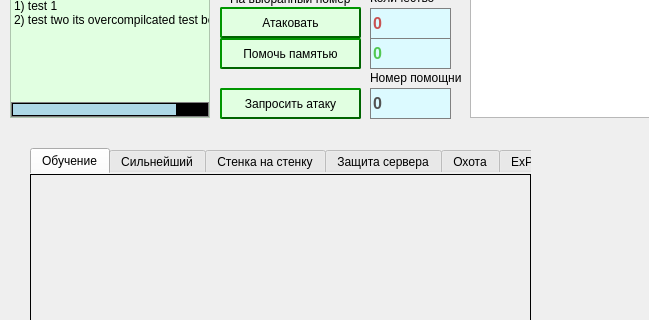
Wasd96/PLORE, file widget.ui: the form before one commit; both pictures show x 0 to 649 and y 182 to 502 of the 760 by 700 pixel window.
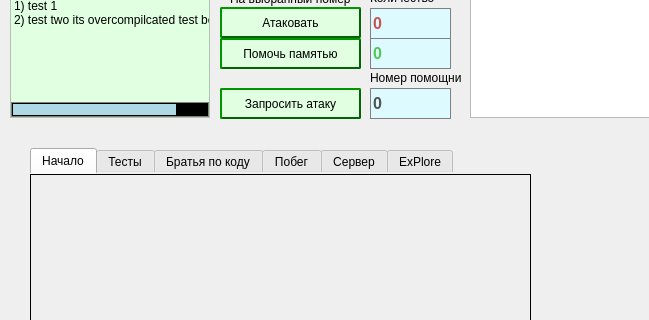
The form after the commit. The open tabs and pages were chosen to show the change.

Commit message: beta 0.8.6. Обучение.

Patch:
```diff
--- a/widget.ui
+++ b/widget.ui
@@ -172,27 +172,27 @@
    </property>
    <widget class="QWidget" name="tab1">
     <attribute name="title">
-     <string>Обучение</string>
+     <string>Начало</string>
     </attribute>
    </widget>
    <widget class="QWidget" name="tab2">
     <attribute name="title">
-     <string>Сильнейший</string>
+     <string>Тесты</string>
     </attribute>
    </widget>
    <widget class="QWidget" name="tab3">
     <attribute name="title">
-     <string>Стенка на стенку</string>
+     <string>Братья по коду</string>
     </attribute>
    </widget>
    <widget class="QWidget" name="tab4">
     <attribute name="title">
-     <string>Защита сервера</string>
+     <string>Побег</string>
     </attribute>
    </widget>
    <widget class="QWidget" name="tab5">
     <attribute name="title">
-     <string>Охота</string>
+     <string>Сервер</string>
     </attribute>
    </widget>
    <widget class="QWidget" name="tab6">
```
Left out of the diff: 2 changed lines with no effect on the pictures. The commit also changes 5 other files.
